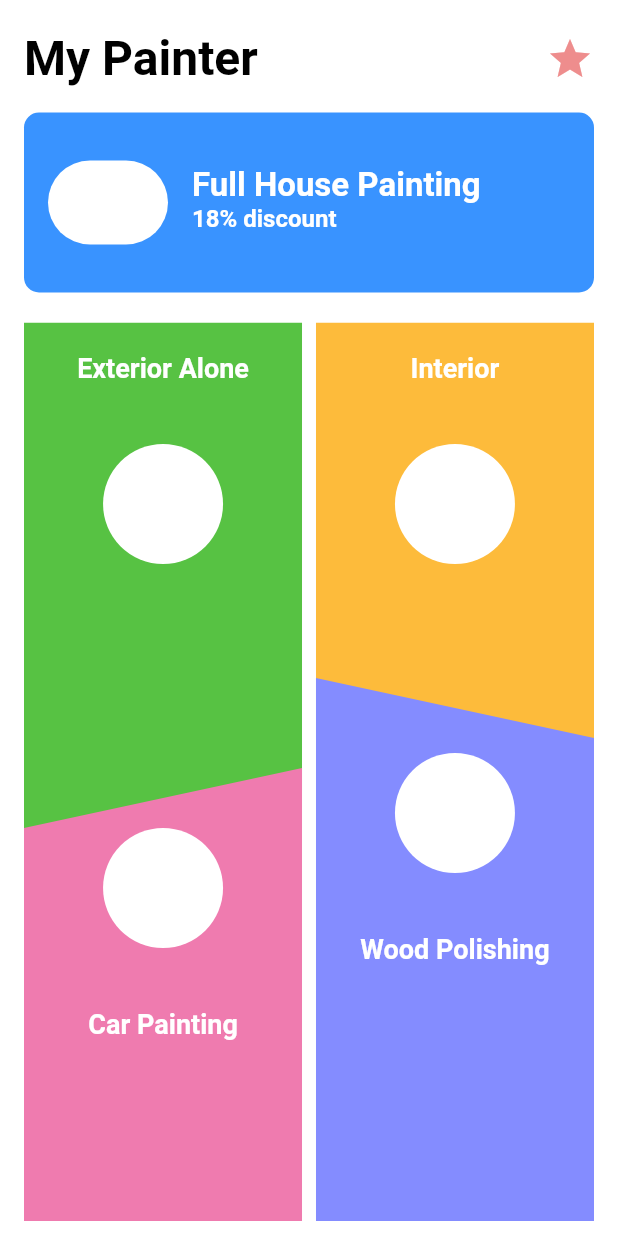
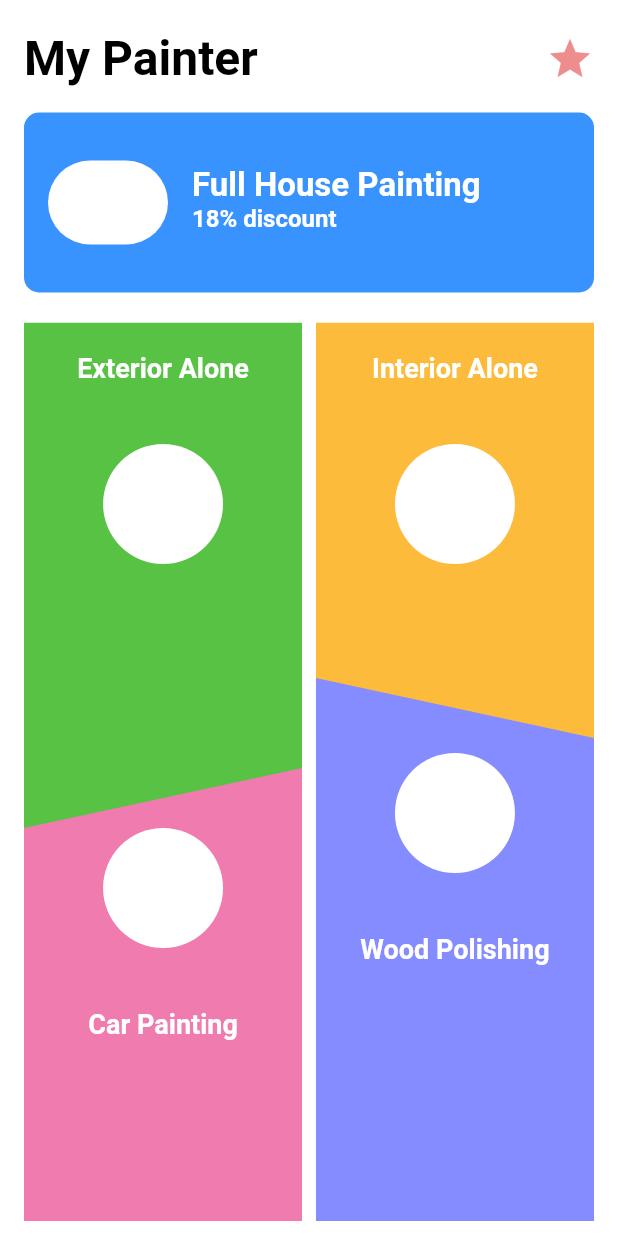
Before and after one commit to vikram25897/arc_animation, a Flutter app: the screen it shows after launch, on a phone screen of 412 x 824 dp. Run offline on Flutter 3.47's test engine with Material 2 defaults, Android fonts, the phone set to English and light mode, and no system bars; missing offline and left inert: material_switch.

```diff
--- a/lib/Screens/home.dart
+++ b/lib/Screens/home.dart
@@ -122,7 +122,7 @@ class Home extends StatelessWidget{
                       children: <Widget>[
                         SizedBox(height: 20,),
                         CustomText.text18(
-                          text:"Interior",
+                          text:"Interior Alone",
                         ),
                         SizedBox(height: 40,),
                         customContainer(
```
